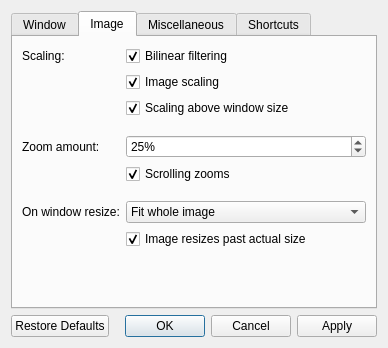
Before: the Qt Designer form src/qvoptionsdialog.ui in jurplel/qView, drawn with Qt 5.
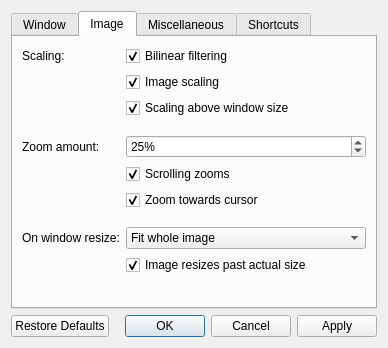
After: the same form once the commit is applied.

```diff
--- a/src/qvoptionsdialog.ui
+++ b/src/qvoptionsdialog.ui
@@ -306,7 +306,7 @@
          </property>
         </widget>
        </item>
-       <item row="6" column="1">
+       <item row="7" column="1">
         <spacer name="horizontalSpacer">
          <property name="orientation">
           <enum>Qt::Horizontal</enum>
@@ -319,7 +319,7 @@
          </property>
         </spacer>
        </item>
-       <item row="8" column="1">
+       <item row="9" column="1">
         <widget class="QCheckBox" name="pastActualSizeCheckbox">
          <property name="toolTip">
           <string>Stop the image from going past its actual size when resizing the window - you can still zoom past it though</string>
@@ -332,7 +332,7 @@
          </property>
         </widget>
        </item>
-       <item row="7" column="1">
+       <item row="8" column="1">
         <widget class="QComboBox" name="cropModeComboBox">
          <property name="sizePolicy">
           <sizepolicy hsizetype="Preferred" vsizetype="Preferred">
@@ -360,7 +360,7 @@
          </item>
         </widget>
        </item>
-       <item row="7" column="0">
+       <item row="8" column="0">
         <widget class="QLabel" name="cropModeLabel">
          <property name="toolTip">
           <string>Ignores select sides of an image when fitting to window (some sides will extend beyond the window boundaries)</string>
@@ -383,6 +383,19 @@
          </property>
         </spacer>
        </item>
+       <item row="6" column="1">
+        <widget class="QCheckBox" name="cursorZoomCheckbox">
+         <property name="toolTip">
+          <string>Choose whether or not zooming in and out above 100% zoom will zoom towards the cursor</string>
+         </property>
+         <property name="text">
+          <string>Zoom towards cursor</string>
+         </property>
+         <property name="checked">
+          <bool>true</bool>
+         </property>
+        </widget>
+       </item>
       </layout>
      </widget>
      <widget class="QWidget" name="misc">
```
